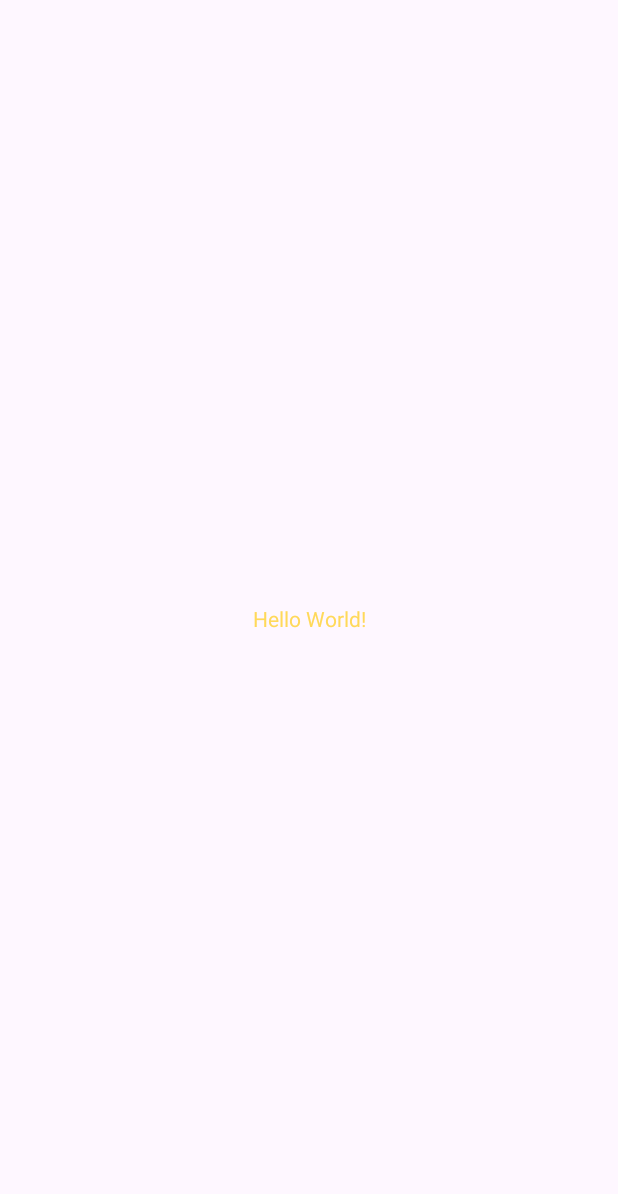
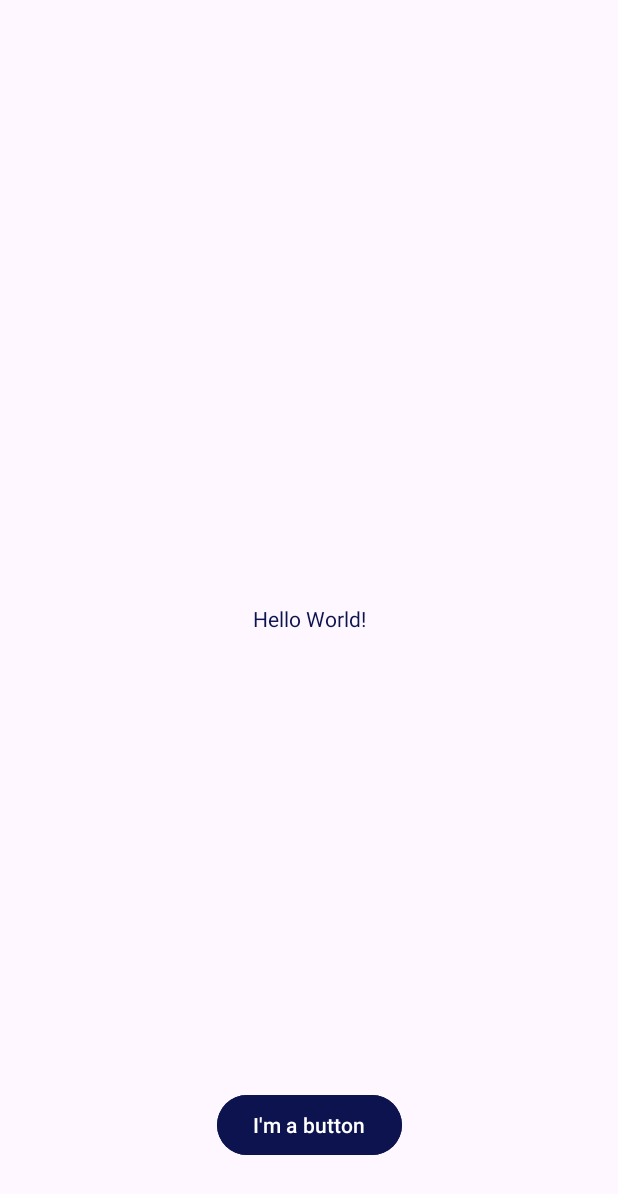
Before and after one commit to h-okay/CST2335-Submissions, an Android app: the screen it shows after launch (MainActivity), on a phone screen of 412 x 824 dp. Before the commit the part shown is almost empty. Shown: the top 1194 px of the screen. Run offline under Robolectric (Android 15) with nearby library versions, the phone set to English and light mode, and no system bars.

Commit message:
Added a button and Turkish language support

```diff
--- a/app/src/main/res/layout/activity_main.xml
+++ b/app/src/main/res/layout/activity_main.xml
@@ -1,6 +1,5 @@
 <?xml version="1.0" encoding="utf-8"?>
-<androidx.constraintlayout.widget.ConstraintLayout
-    xmlns:android="http://schemas.android.com/apk/res/android"
+<androidx.constraintlayout.widget.ConstraintLayout xmlns:android="http://schemas.android.com/apk/res/android"
     xmlns:app="http://schemas.android.com/apk/res-auto"
     xmlns:tools="http://schemas.android.com/tools"
     android:layout_width="match_parent"
@@ -10,10 +9,21 @@
     <TextView
         android:layout_width="wrap_content"
         android:layout_height="wrap_content"
-        android:text="Hello World!"
+        android:text="@string/hello_message"
         app:layout_constraintBottom_toBottomOf="parent"
         app:layout_constraintEnd_toEndOf="parent"
         app:layout_constraintStart_toStartOf="parent"
         app:layout_constraintTop_toTopOf="parent" />
 
+    <Button
+        android:layout_width="wrap_content"
+        android:layout_height="wrap_content"
+        android:layout_marginBottom="50dp"
+        android:backgroundTint="@color/button_color"
+        android:text="@string/button_message"
+        app:layout_constraintBottom_toBottomOf="parent"
+        app:layout_constraintEnd_toEndOf="parent"
+        app:layout_constraintHorizontal_bias="0.5"
+        app:layout_constraintStart_toStartOf="parent" />
+
 </androidx.constraintlayout.widget.ConstraintLayout>
--- a/app/src/main/res/values/colors.xml
+++ b/app/src/main/res/values/colors.xml
@@ -2,8 +2,9 @@
 <resources>
     <color name="my_primary">#FFF7D4</color>
     <color name="my_secondary">#C07F00</color>
-    <color name="my_statusbar">#4C3D3D</color>
-    <color name="my_text">#FFD95A</color>
+    <color name="my_statusbar">#FFD95A</color>
+    <color name="my_text">#0C134F</color>
     <color name="black">#FF000000</color>
     <color name="white">#FFFFFFFF</color>
+    <color name="button_color">#0C134F</color>
 </resources>
--- a/app/src/main/res/values/strings.xml
+++ b/app/src/main/res/values/strings.xml
@@ -1,3 +1,5 @@
 <resources>
     <string name="app_name">Hakan\'s Android Labs</string>
+    <string name="hello_message">Hello World!</string>
+    <string name="button_message">I\'m a button</string>
 </resources>
--- a/app/src/main/res/values/themes.xml
+++ b/app/src/main/res/values/themes.xml
@@ -12,6 +12,9 @@
 
         <!-- Status bar color. -->
         <item name="android:textColor">@color/my_text</item>
+
+        <item name="android:button">@color/button_color</item>
+
     </style>
     <style name="Theme.HakansAndroidLabs" parent="Base.Theme.HakansAndroidLabs" />
 </resources>
```
Also changed, not shown: 1 other file.
